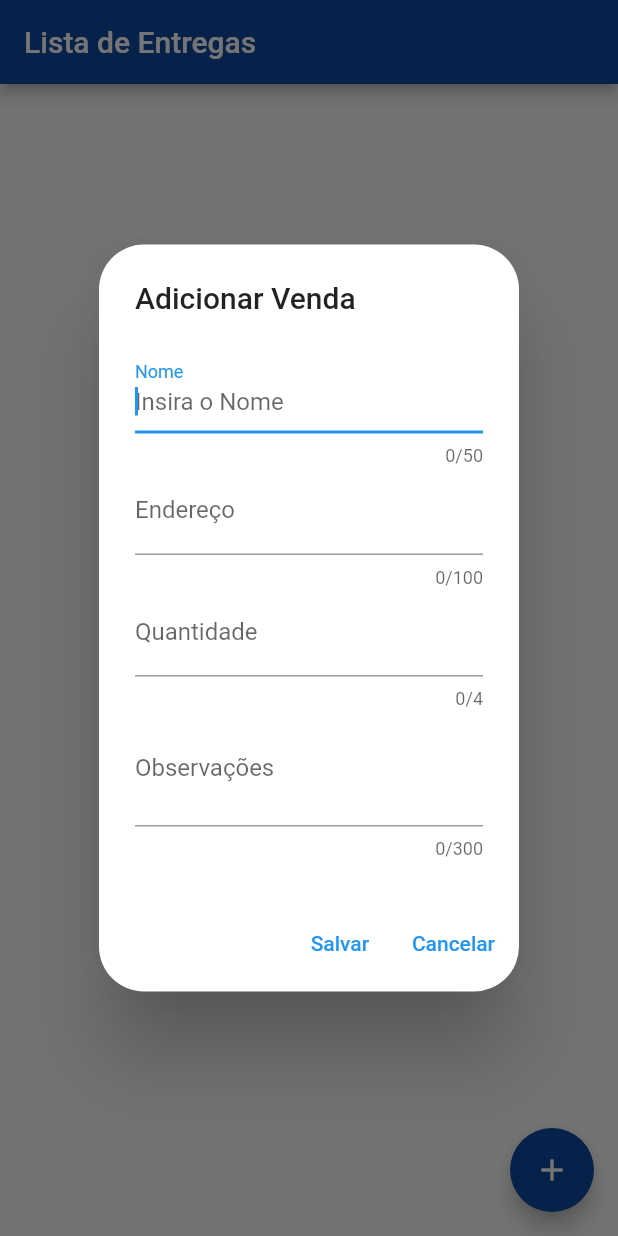
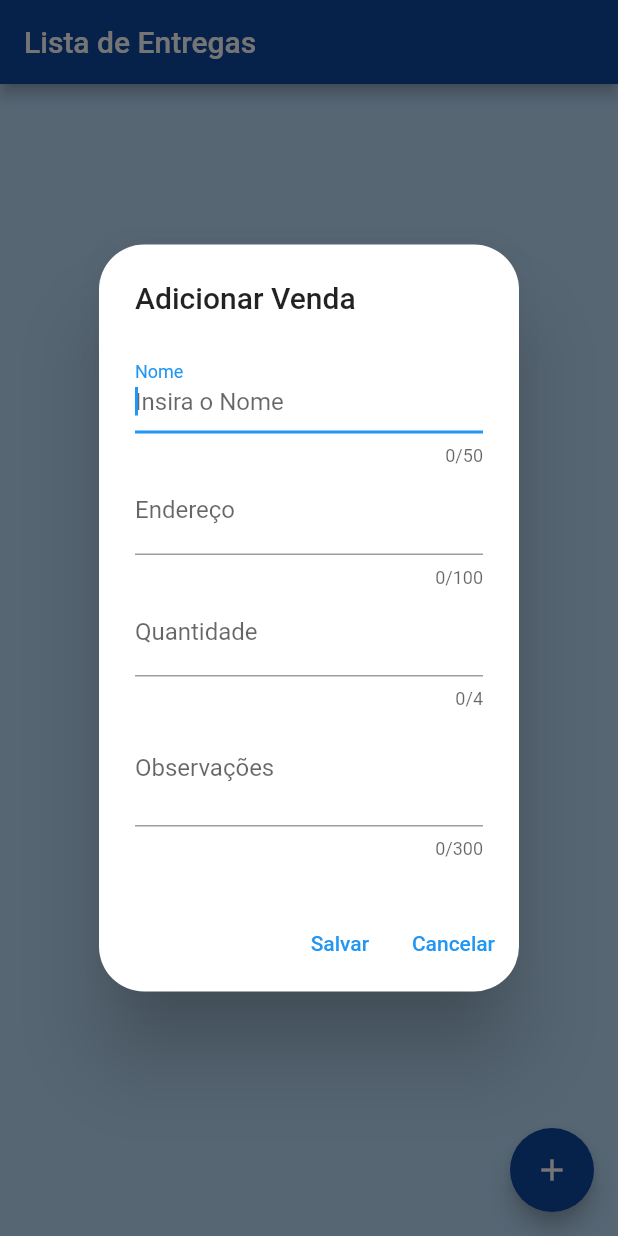
Before and after one commit to AndreiiMorais/organizador_vendas, a Flutter app: the screen it shows after launch, after a tap on the "add" icon, on a phone screen of 412 x 824 dp. Run offline on Flutter 3.47's test engine with Material 2 defaults, Android fonts, the phone set to English and light mode, and no system bars; our stand-ins replace sqflite; accounts and stored records are empty.

Commit message:
themeData

```diff
--- a/organizador_vendas/lib/main.dart
+++ b/organizador_vendas/lib/main.dart
@@ -1,6 +1,7 @@
 import 'package:flutter/material.dart';
 import 'package:organizador_vendas/pages/edit_page.dart';
 import 'package:organizador_vendas/pages/homepage.dart';
+import 'package:organizador_vendas/themes/theme.dart';
 
 void main() {
   runApp(const MyApp());
@@ -13,10 +14,7 @@ class MyApp extends StatelessWidget {
   Widget build(BuildContext context) {
     return MaterialApp(
       title: 'Flutter Demo',
-      theme: ThemeData(
-        // primaryColor: Colors.blue.shade900,
-        primarySwatch: Colors.blue,
-      ),
+      theme: theme,
       initialRoute: '/home',
       routes: {
         '/home': (context) => HomePage(),
--- a/organizador_vendas/lib/pages/edit_page.dart
+++ b/organizador_vendas/lib/pages/edit_page.dart
@@ -131,6 +131,7 @@ class _EditPageState extends State<EditPage> {
               decoration: const InputDecoration(
                 hintText: 'Observações',
               ),
+              style: const TextStyle(fontSize: 20),
               maxLines: null,
               keyboardType: TextInputType.text,
               controller: controller,
--- /dev/null
+++ b/organizador_vendas/lib/themes/theme.dart
@@ -0,0 +1,15 @@
+import 'package:flutter/material.dart';
+
+final theme = ThemeData(
+  appBarTheme: AppBarTheme(
+    backgroundColor: Colors.blue.shade900,
+  ),
+  floatingActionButtonTheme: FloatingActionButtonThemeData(
+    backgroundColor: Colors.blue.shade900,
+  ),
+  scaffoldBackgroundColor: Colors.blue.shade100,
+  cardTheme: CardTheme(shadowColor: Colors.redAccent.shade400),
+  textTheme: const TextTheme(
+    bodyText2: TextStyle(fontWeight: FontWeight.bold),
+  ),
+);
```
